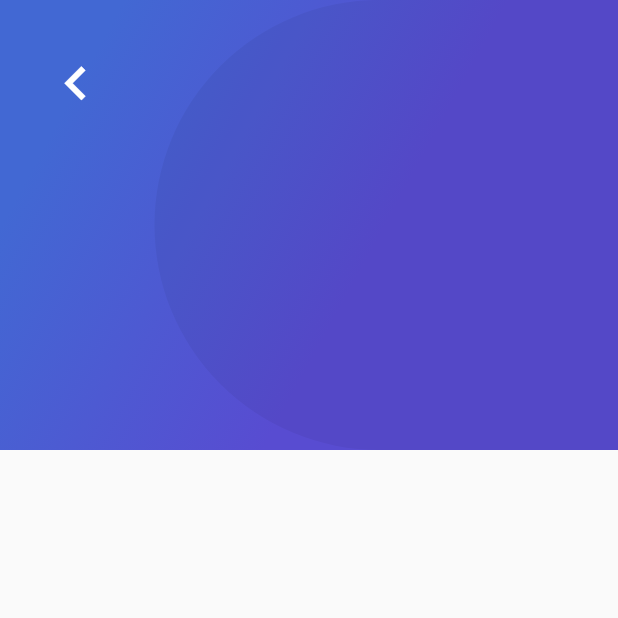
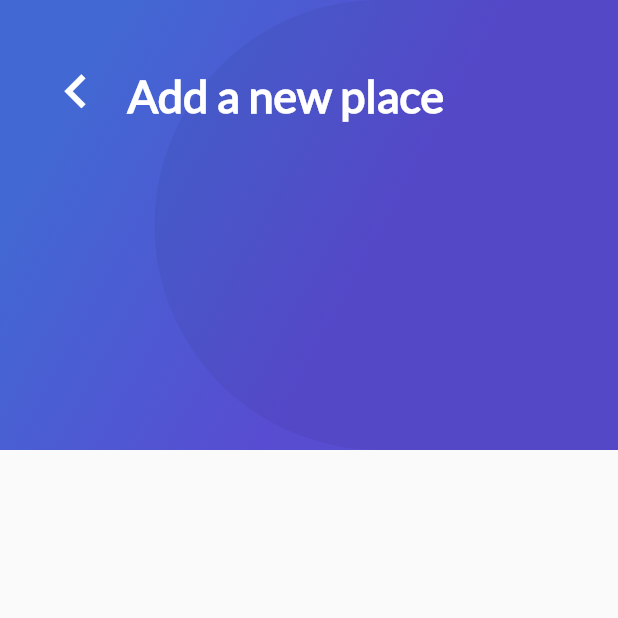
Before and after one commit to My-courses-complete/Flutter-course, a Flutter app: the AddPlaceScreen screen opened directly, on a phone screen of 412 x 824 dp, the top half of it. Run offline on Flutter 3.47's test engine with Material 2 defaults, Android fonts, the phone set to English and light mode, and no system bars; our stand-ins replace cloud_firestore, firebase_auth, firebase_core, firebase_storage, google_sign_in; missing offline and left inert: generic_bloc_provider; accounts and stored records are empty.

Commit message:
Widget Text Appbar personalizado en Flutter

```diff
--- a/lib/Place/ui/screens/add_place_screen.dart
+++ b/lib/Place/ui/screens/add_place_screen.dart
@@ -1,4 +1,5 @@
 import 'package:basic_flutter/widgets/gradient_back.dart';
+import 'package:basic_flutter/widgets/title_header.dart';
 import 'package:flutter/material.dart';
 
 class AddPlaceScreen extends StatefulWidget {
@@ -42,6 +43,18 @@ class _AddPlaceScreenState extends State<AddPlaceScreen> {
                   ),
                 ),
               ),
+              Flexible(
+                child: Container(
+                  padding: EdgeInsets.only(
+                    top: 45.0,
+                    left: 20,
+                    right: 10,
+                  ),
+                  child: TitleHeader(
+                    title: "Add a new place",
+                  ),
+                ),
+              ),
             ],
           )
         ],
--- /dev/null
+++ b/lib/widgets/title_header.dart
@@ -0,0 +1,23 @@
+import 'package:flutter/material.dart';
+
+class TitleHeader extends StatelessWidget {
+  final String title;
+  const TitleHeader({
+    Key? key,
+    required this.title,
+  }) : super(key: key);
+
+  @override
+  Widget build(BuildContext context) {
+    double screenWidth = MediaQuery.of(context).size.width;
+    return Text(
+      title,
+      style: TextStyle(
+        fontSize: 30,
+        fontFamily: "Lato",
+        fontWeight: FontWeight.bold,
+        color: Colors.white,
+      ),
+    );
+  }
+}
```
